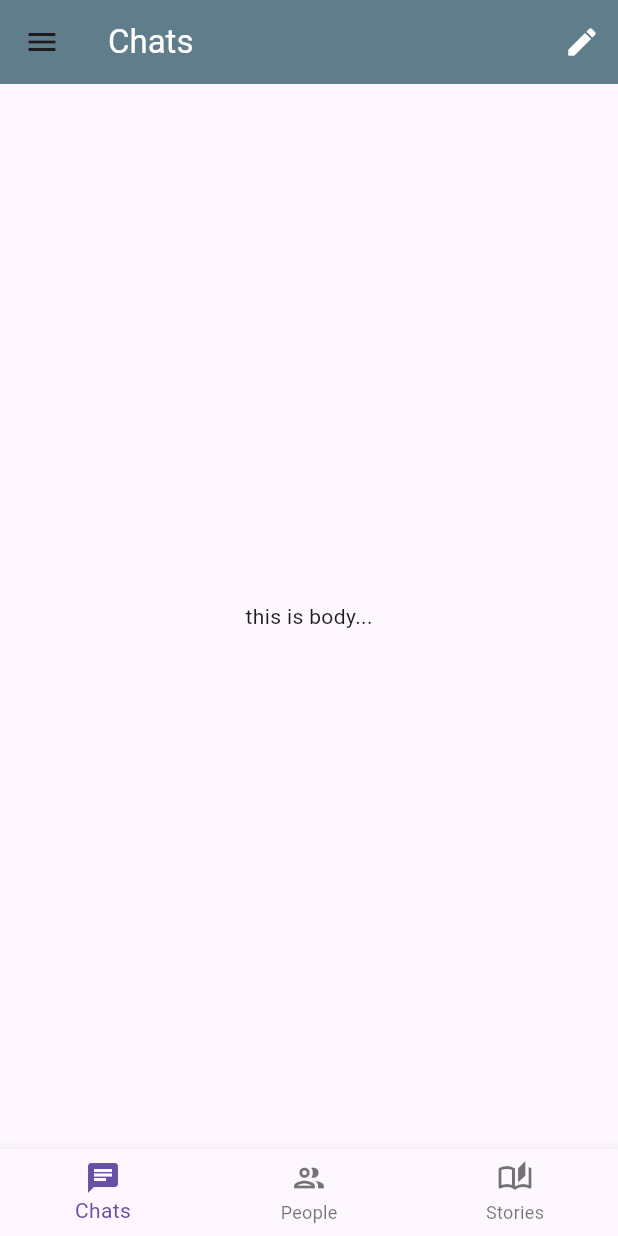
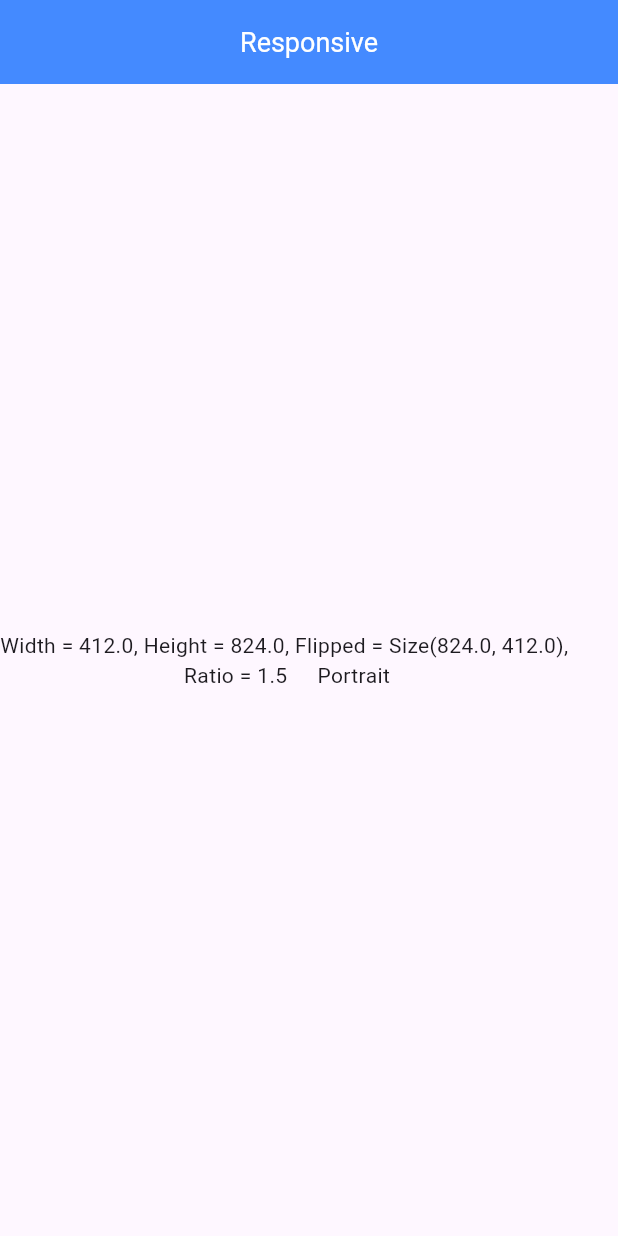
Before and after one commit to shahincse2/Modules_of_Ostad, a Flutter app: the screen it shows after launch, on a phone screen of 412 x 824 dp. Run offline on Flutter 3.47's test engine with Material 3 defaults, Android fonts, the phone set to English and light mode, and no system bars.

Commit message:
MediaQuery

```diff
--- a/lib/home.dart
+++ /dev/null
@@ -1,113 +0,0 @@
-import 'package:flutter/material.dart';
-//import 'package:theme_data/bottom_bar.dart';
-//import 'package:theme_data/drawer.dart';
-
-class HomeData extends StatelessWidget {
-  const HomeData({super.key});
-
-  @override
-  Widget build(BuildContext context) {
-    return Scaffold(
-      appBar: AppBar(
-        backgroundColor: Colors.blueGrey,
-        title: const Text(
-          'Chats',
-          style: TextStyle(color: Colors.white),
-        ),
-        actions: [
-          IconButton(
-              onPressed: () {
-                showDialog(context: context, builder: (context){
-                  return Center(
-                    child: Column(
-                      mainAxisAlignment: MainAxisAlignment.start,
-                      mainAxisSize: MainAxisSize.min,
-                      children: [
-                        AlertDialog(
-                          backgroundColor: Colors.blueGrey,
-                          title: const Text('Are you sure?', style: TextStyle(color: Colors.white),),
-                          actions: [
-                            TextButton(onPressed: (){}, child: const Text('Okay', style: TextStyle(color: Colors.white),)),
-                            TextButton(onPressed: (){Navigator.pop(context);}, child: const Text('Cancel', style: TextStyle(color: Colors.white),)),
-                          ],
-                        ),
-                      ],
-                    ),
-                  );
-                });
-              },
-              icon: const Icon(
-                Icons.edit,
-                color: Colors.white,
-              ))
-        ],
-      ),
-      drawer: Drawer(
-        backgroundColor: Colors.blueGrey,
-        child: ListTile(
-          minVerticalPadding: 30,
-          title: const Text(
-            'Profile',
-            style: TextStyle(color: Colors.white),
-          ),
-          leading: const CircleAvatar(
-            backgroundColor: Colors.black26,
-            radius: 15,
-            child: Center(
-              child: Icon(
-                Icons.person,
-                color: Colors.white,
-              ),
-            ),
-          ),
-          trailing: CircleAvatar(
-            backgroundColor: Colors.black26,
-            radius: 15,
-            child: Center(
-              child: IconButton(
-                onPressed: () {
-                  Navigator.pop(context);
-                },
-                icon: const Icon(Icons.arrow_right_alt),
-                //iconSize: 16,
-                color: Colors.white,
-              ),
-            ),
-          ),
-        ),
-      ),
-      body: Design(),
-      bottomNavigationBar: BottomNavigationBar(
-          items: const [
-            BottomNavigationBarItem(
-                icon: Icon(Icons.chat), label: 'Chats', backgroundColor: Colors.red),
-            BottomNavigationBarItem(
-                icon: Icon(Icons.people_outlined), label: 'People'),
-            BottomNavigationBarItem(
-                icon: Icon(Icons.auto_stories_outlined), label: 'Stories', tooltip: 'Stories'),
-          ]),
-    );
-  }
-}
-
-class Design extends StatelessWidget {
-  const Design({super.key});
-
-  @override
-  Widget build(BuildContext context) {
-    return MaterialApp(
-      debugShowCheckedModeBanner: false,
-      home: Scaffold(
-        body: Center(
-          child: Column(
-            mainAxisAlignment: MainAxisAlignment.center,
-            crossAxisAlignment: CrossAxisAlignment.center,
-            children: [
-              Text('this is body...')
-            ],
-          ),
-        ),
-      ),
-    );
-  }
-}
--- a/lib/main.dart
+++ b/lib/main.dart
@@ -1,8 +1,8 @@
 import 'package:flutter/material.dart';
-import 'package:modules_of_ostad/home.dart';
+import 'size.dart';
 
 void main() {
-  runApp(const MyApp());
+  runApp(MyApp());
 }
 
 class MyApp extends StatelessWidget {
@@ -11,16 +11,55 @@
   @override
   Widget build(BuildContext context) {
     return MaterialApp(
-      debugShowCheckedModeBanner: false,
-      // theme: ThemeData(
-      //     drawerTheme: DrawerThemeData(backgroundColor: Colors.black),
-      //     bottomNavigationBarTheme: BottomNavigationBarThemeData(
-      //       backgroundColor: Colors.black,
-      //     )),
-      // darkTheme: ThemeData(
-      //     bottomNavigationBarTheme:
-      //         BottomNavigationBarThemeData(backgroundColor: Colors.black)),
-      home: HomeData(),
+      home: HomeScreen(),
     );
   }
 }
+
+class HomeScreen extends StatelessWidget {
+  const HomeScreen({super.key});
+
+  @override
+  Widget build(BuildContext context) {
+    MediaQueryData mediaQuery = MediaQuery.of(context);
+
+    return Scaffold(
+      appBar: AppBar(
+        title: const Text(
+          'Responsive',
+          style: TextStyle(
+            color: Colors.white,
+            fontSize: 18,
+          ),
+        ),
+        centerTitle: true,
+        backgroundColor: Colors.blueAccent,
+      ),
+      body: Column(
+        mainAxisAlignment: MainAxisAlignment.center,
+        crossAxisAlignment: CrossAxisAlignment.center,
+        children: [
+          Wrap(
+            // mainAxisAlignment: MainAxisAlignment.center,
+            // crossAxisAlignment: CrossAxisAlignment.center,
+            alignment: WrapAlignment.center,
+            crossAxisAlignment: WrapCrossAlignment.center,
+            children: [
+              Text('Width = ${mediaQuery.size.width.toString()}, '),
+              Text('Height = ${mediaQuery.size.height.toString()}, '),
+              Text('Flipped = ${mediaQuery.size.flipped}, '),
+              Text('Ratio = ${mediaQuery.devicePixelRatio}'),
+              SizedBox(height: 20, width: 20,),
+              if (mediaQuery.size.width < mobile)
+                Text('Portrait')
+              else if (mediaQuery.size.width > mobile)
+                Text('Landscape')
+            ],
+          ),
+        ]
+        ,
+      )
+      ,
+    );
+  }
+}
--- /dev/null
+++ b/lib/size.dart
@@ -0,0 +1 @@
+final double mobile = 442;
```
Also changed, not shown: lib/bottom_bar.dart (deleted, +0 -16 lines), lib/drawer.dart (deleted, +0 -18 lines).
